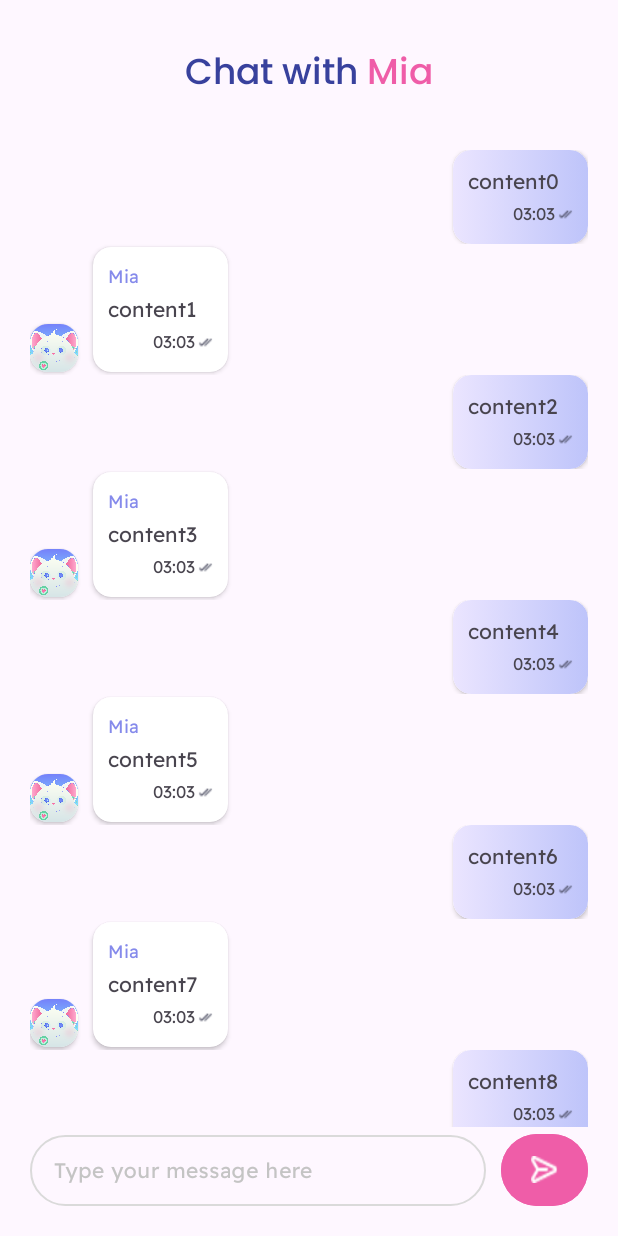
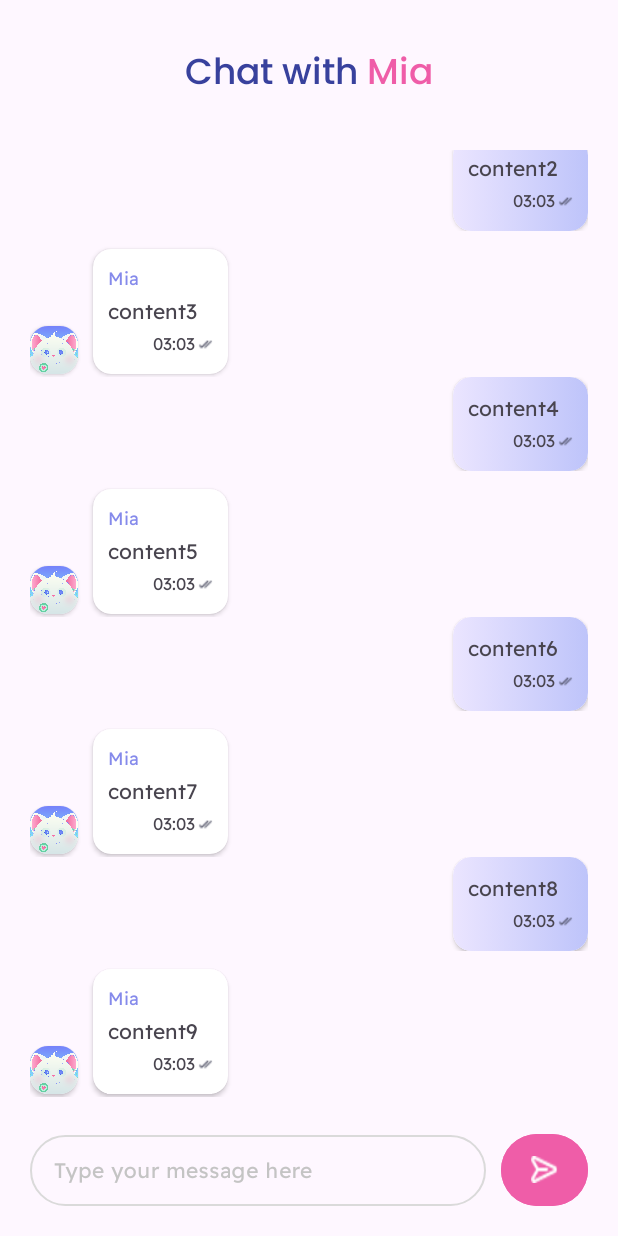
Before and after one commit to HEARTORY/heartory-mobile, an Android app built with Jetpack Compose: the ChatInsideActivity screen opened directly, with no data from a screen before it, on a phone screen of 412 x 824 dp. Run offline under Robolectric (Android 15) with nearby library versions, the phone set to English and light mode, and no system bars; our stand-ins replace Dagger/Hilt's generated code.

Commit message:
[HuyNB] auto scroll to bottom done

```diff
--- a/app/src/main/AndroidManifest.xml
+++ b/app/src/main/AndroidManifest.xml
@@ -21,6 +21,7 @@
         android:supportsRtl="true"
         android:theme="@style/Theme.Heartory"
         android:usesCleartextTraffic="true"
+        android:windowSoftInputMode="adjustResize"
         tools:targetApi="31">
         <activity
             android:name=".ui.subscription.SubscriptionActivity"
--- a/app/src/main/java/com/heartsteel/heartory/ui/chat/inside/ChatInsideActivity.kt
+++ b/app/src/main/java/com/heartsteel/heartory/ui/chat/inside/ChatInsideActivity.kt
@@ -1,17 +1,23 @@
 package com.heartsteel.heartory.ui.chat.inside
 
 import android.content.Context
+import android.graphics.Rect
 import android.os.Bundle
+import android.view.MotionEvent
+import android.view.View
 import android.view.ViewGroup
+import android.view.ViewTreeObserver
 import android.view.inputmethod.InputMethodManager
 import androidx.activity.viewModels
 import androidx.recyclerview.widget.LinearLayoutManager
 import com.example.healthcarecomp.base.BaseActivity
+import com.heartsteel.heartory.R
 import com.heartsteel.heartory.common.util.Resource
 import com.heartsteel.heartory.service.model.domain.Message
 import com.heartsteel.heartory.databinding.ActivityChatInsideBinding
 import com.heartsteel.heartory.service.model.domain.User
 import dagger.hilt.android.AndroidEntryPoint
+import kotlin.math.roundToInt
 
 @AndroidEntryPoint
 class ChatInsideActivity : BaseActivity() {
@@ -40,16 +46,27 @@ class ChatInsideActivity : BaseActivity() {
         //mock
         viewModel.messages.value = Resource.Success(viewModel.mockData)
 
+        _binding.rvChat.scrollToPosition(viewModel.messages.value!!.data!!.size - 1)
+
+
+        // Scroll to bottom when keyboard is shown or hidden
+        val activityRootView = findViewById<View>(R.id.rvChat)
+        activityRootView.viewTreeObserver.addOnGlobalLayoutListener(object : ViewTreeObserver.OnGlobalLayoutListener {
+            override fun onGlobalLayout() {
+                val heightDiff = activityRootView.rootView.height - activityRootView.height
+                if (heightDiff > dpToPx(100) || heightDiff < -dpToPx(100)) {
+                    _binding.rvChat.smoothScrollToPosition(viewModel.messages.value!!.data!!.size - 1)
+                }
+            }
+
+            private fun dpToPx(dp: Int): Int {
+                val density = resources.displayMetrics.density
+                return (dp * density).roundToInt()
+            }
+        })
     }
 
     private fun setupEvent() {
-        _binding.etInput.setOnFocusChangeListener{
-            _, hasFocus ->
-            if(hasFocus){
-                _binding.rvChat.scrollToPosition(_chatInsideAdapter.itemCount - 1)
-            }
-        }
-
         _binding.btnVector.setOnClickListener {
             viewModel.messages.value?.data?.add(
                 Message(
@@ -72,6 +89,23 @@ class ChatInsideActivity : BaseActivity() {
 
     }
 
+    // Hide keyboard when touch outside of EditText
+    override fun dispatchTouchEvent(ev: MotionEvent): Boolean {
+        if (ev.action == MotionEvent.ACTION_DOWN) {
+            val v = currentFocus
+            if (_binding.etInput.isFocused) {
+                val outRect = Rect()
+                _binding.etInput.getGlobalVisibleRect(outRect)
+                if (!outRect.contains(ev.rawX.toInt(), ev.rawY.toInt())) {
+                    _binding.etInput.clearFocus()
+                    val imm = getSystemService(Context.INPUT_METHOD_SERVICE) as InputMethodManager
+                    imm.hideSoftInputFromWindow(_binding.etInput.windowToken, 0)
+                }
+            }
+        }
+        return super.dispatchTouchEvent(ev)
+    }
+
     private fun setupObserver() {
         viewModel.messages.observe(this) { resource ->
             when (resource) {
--- a/app/src/main/res/layout/activity_chat_inside.xml
+++ b/app/src/main/res/layout/activity_chat_inside.xml
@@ -68,6 +68,7 @@
                 android:id="@+id/clInput"
                 android:layout_width="match_parent"
                 android:layout_height="wrap_content"
+                android:paddingTop="20dp"
                 android:layout_marginBottom="20dp"
                 app:layout_constraintBottom_toBottomOf="parent"
                 app:layout_constraintStart_toStartOf="parent">
--- a/app/src/main/res/layout/component_user_prompt.xml
+++ b/app/src/main/res/layout/component_user_prompt.xml
@@ -1,7 +1,8 @@
 <androidx.constraintlayout.widget.ConstraintLayout xmlns:android="http://schemas.android.com/apk/res/android"
     xmlns:app="http://schemas.android.com/apk/res-auto"
     android:layout_width="match_parent"
-    android:layout_height="wrap_content">
+    android:layout_height="wrap_content"
+    android:layout_marginBottom="10dp">
     <androidx.cardview.widget.CardView
         android:id="@+id/cvMiaContent2"
         android:layout_width="wrap_content"
@@ -15,7 +16,8 @@
             android:layout_width="match_parent"
             android:layout_height="wrap_content"
             android:background="@drawable/bg_card_chat"
-            android:padding="10dp">
+            android:padding="10dp"
+            >
             <TextView
                 android:id="@+id/tvUserPrompt"
                 android:layout_width="wrap_content"
```
